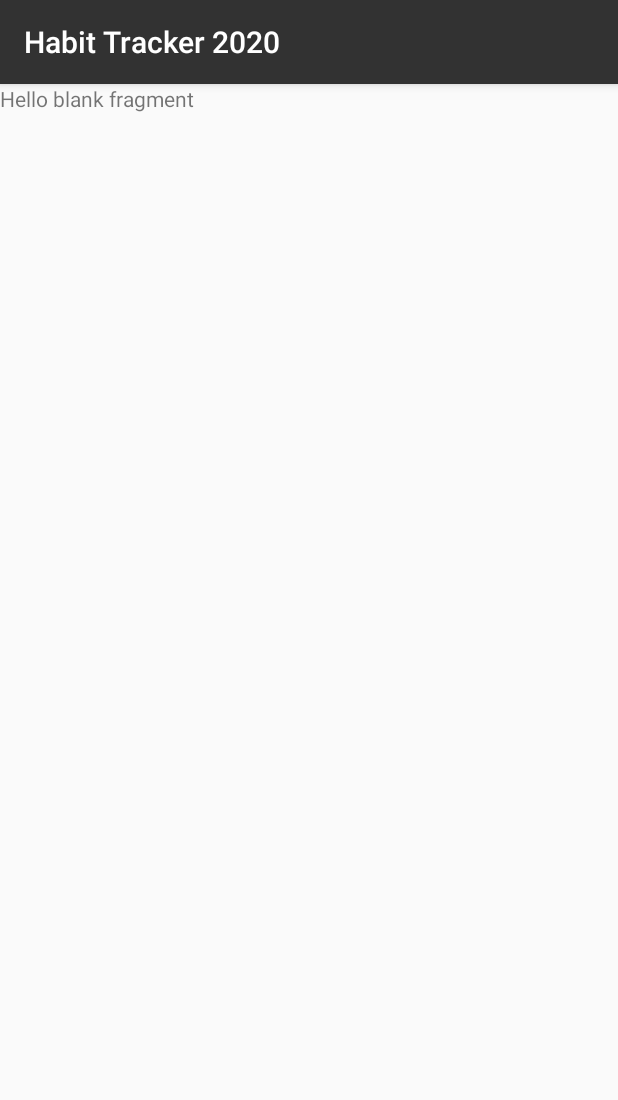
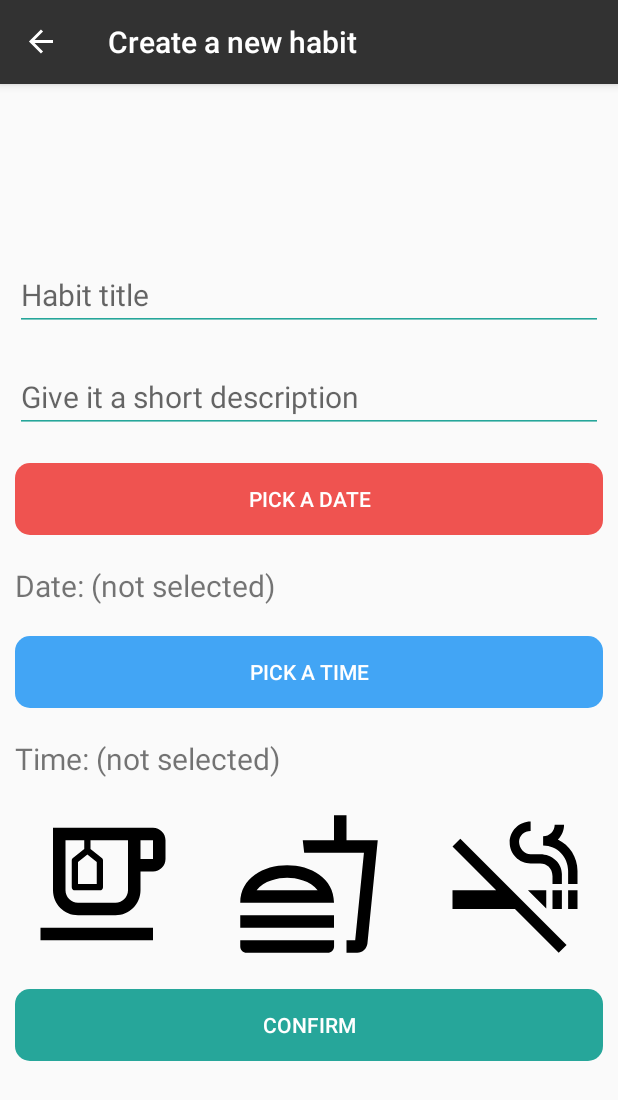
Before and after one commit to indently/Habit_Tracker_2020, an Android app: the CreateHabitItem screen opened through its navigation route, on a phone screen of 412 x 824 dp. Shown: the top 1100 px of the screen. Run offline under Robolectric (Android 15) with nearby library versions, the phone set to English and light mode, and no system bars; our stand-ins replace navigation-ui.

Commit message:
Created the layout for adding items to the list

```diff
--- a/app/src/main/java/com/federicocotogno/habittracker2020/data/models/Habit.kt
+++ b/app/src/main/java/com/federicocotogno/habittracker2020/data/models/Habit.kt
@@ -12,4 +12,6 @@ data class Habit(
     val id: Int,
     val habit_title: String,
     val habit_description: String,
-    val habit_startTime: String) : Parcelable
+    val habit_startTime: String,
+    val imageId: Int)
+: Parcelable
--- a/app/src/main/java/com/federicocotogno/habittracker2020/ui/MainActivity.kt
+++ b/app/src/main/java/com/federicocotogno/habittracker2020/ui/MainActivity.kt
@@ -2,11 +2,20 @@ package com.federicocotogno.habittracker2020.ui
 
 import androidx.appcompat.app.AppCompatActivity
 import android.os.Bundle
+import androidx.navigation.findNavController
+import androidx.navigation.ui.setupActionBarWithNavController
 import com.federicocotogno.habittracker2020.R
 
 class MainActivity : AppCompatActivity() {
     override fun onCreate(savedInstanceState: Bundle?) {
         super.onCreate(savedInstanceState)
         setContentView(R.layout.activity_main)
+
+        setupActionBarWithNavController(findNavController(R.id.navHostFragment))
+    }
+
+    override fun onSupportNavigateUp(): Boolean {
+        val navController = findNavController(R.id.navHostFragment)
+        return navController.navigateUp() || super.onSupportNavigateUp()
     }
 }
--- a/app/src/main/java/com/federicocotogno/habittracker2020/ui/fragments/createhabit/CreateHabitItem.kt
+++ b/app/src/main/java/com/federicocotogno/habittracker2020/ui/fragments/createhabit/CreateHabitItem.kt
@@ -1,10 +1,36 @@
  package com.federicocotogno.habittracker2020.ui.fragments.createhabit
 
+import android.os.Bundle
+import android.view.View
 import androidx.fragment.app.Fragment
 import com.federicocotogno.habittracker2020.R
+import kotlinx.android.synthetic.main.fragment_create_habit_item.*
 
-class CreateHabitItem : Fragment(R.layout.fragment_create_habit_item) {
+ class CreateHabitItem : Fragment(R.layout.fragment_create_habit_item) {
+
+    override fun onViewCreated(view: View, savedInstanceState: Bundle?) {
 
 
+        imageSelected()
+    }
+
+    private fun imageSelected(){
+
+        iv_fastFoodSelected.setOnClickListener{
+            iv_fastFoodSelected.isSelected = !iv_fastFoodSelected.isSelected
+
+        }
+
+        iv_smokingSelected.setOnClickListener{
+            iv_smokingSelected.isSelected = !iv_smokingSelected.isSelected
+
+        }
+
+        iv_teaSelected.setOnClickListener{
+            iv_teaSelected.isSelected = !iv_teaSelected.isSelected
+
+        }
+
+    }
 
 }
--- a/app/src/main/java/com/federicocotogno/habittracker2020/ui/fragments/habitlist/HabitListAdapter.kt
+++ b/app/src/main/java/com/federicocotogno/habittracker2020/ui/fragments/habitlist/HabitListAdapter.kt
@@ -7,6 +7,7 @@ import androidx.navigation.findNavController
 import androidx.recyclerview.widget.RecyclerView
 import com.federicocotogno.habittracker2020.R
 import com.federicocotogno.habittracker2020.data.models.Habit
+import kotlinx.android.synthetic.main.recycler_habit_item.view.*
 
 class HabitListAdapter : RecyclerView.Adapter<HabitListAdapter.MyViewHolder>() {
 
@@ -22,20 +23,22 @@ class HabitListAdapter : RecyclerView.Adapter<HabitListAdapter.MyViewHolder>() {
                 itemView.findNavController().navigate(action)
             }
         }
-
     }
-
 
     override fun onCreateViewHolder(parent: ViewGroup, viewType: Int): HabitListAdapter.MyViewHolder {
         return MyViewHolder(LayoutInflater.from(parent.context).inflate(R.layout.recycler_habit_item, parent,false))
     }
 
     override fun onBindViewHolder(holder: HabitListAdapter.MyViewHolder, position: Int) {
-        TODO("Not yet implemented")
+        val currentHabit = habitsList[position]
+        holder.itemView.iv_habit_icon.setImageResource(currentHabit.imageId)
+        holder.itemView.tv_item_description.text = currentHabit.habit_description
+        holder.itemView.tv_timeElapsed.text = "20 minutes" //todo update this with the real number
+        holder.itemView.tv_item_createdTimeStamp.text = "20/20/12 at 20:12" //todo replace with real number
     }
 
     override fun getItemCount(): Int {
-        TODO("Not yet implemented")
+        return habitsList.size
     }
 
 
--- /dev/null
+++ b/app/src/main/res/drawable/fastfood_selected.xml
@@ -0,0 +1,11 @@
+<?xml version="1.0" encoding="utf-8"?>
+<selector xmlns:android="http://schemas.android.com/apk/res/android">
+
+    <item android:drawable="@drawable/ic_outline_fastfood"
+        android:state_selected="false"/>
+
+    <item android:drawable="@drawable/ic_fastfood"
+        android:state_selected="true" />
+
+
+</selector>
--- /dev/null
+++ b/app/src/main/res/drawable/ic_fastfood.xml
@@ -0,0 +1,5 @@
+<vector android:height="24dp" android:tint="#FFA726"
+    android:viewportHeight="24" android:viewportWidth="24"
+    android:width="24dp" xmlns:android="http://schemas.android.com/apk/res/android">
+    <path android:fillColor="@android:color/white" android:pathData="M18.06,22.99h1.66c0.84,0 1.53,-0.64 1.63,-1.46L23,5.05h-5L18,1h-1.97v4.05h-4.97l0.3,2.34c1.71,0.47 3.31,1.32 4.27,2.26 1.44,1.42 2.43,2.89 2.43,5.29v8.05zM1,21.99L1,21h15.03v0.99c0,0.55 -0.45,1 -1.01,1L2.01,22.99c-0.56,0 -1.01,-0.45 -1.01,-1zM16.03,14.99c0,-8 -15.03,-8 -15.03,0h15.03zM1.02,17h15v2h-15z"/>
+</vector>
--- /dev/null
+++ b/app/src/main/res/drawable/ic_outline_fastfood.xml
@@ -0,0 +1,5 @@
+<vector android:height="24dp" android:tint="#000000"
+    android:viewportHeight="24" android:viewportWidth="24"
+    android:width="24dp" xmlns:android="http://schemas.android.com/apk/res/android">
+    <path android:fillColor="@android:color/white" android:pathData="M1,21.98c0,0.56 0.45,1.01 1.01,1.01H15c0.56,0 1.01,-0.45 1.01,-1.01V21H1v0.98zM8.5,8.99C4.75,8.99 1,11 1,15h15c0,-4 -3.75,-6.01 -7.5,-6.01zM3.62,13c1.11,-1.55 3.47,-2.01 4.88,-2.01s3.77,0.46 4.88,2.01H3.62zM1,17h15v2H1zM18,5V1h-2v4h-5l0.23,2h9.56l-1.4,14H18v2h1.72c0.84,0 1.53,-0.65 1.63,-1.47L23,5h-5z"/>
+</vector>
--- /dev/null
+++ b/app/src/main/res/drawable/ic_outline_tea.xml
@@ -0,0 +1,6 @@
+<vector android:height="24dp" android:tint="#000000"
+    android:viewportHeight="24" android:viewportWidth="24"
+    android:width="24dp" xmlns:android="http://schemas.android.com/apk/res/android">
+    <path android:fillColor="@android:color/white" android:pathData="M2,19h18v2h-18z"/>
+    <path android:fillColor="@android:color/white" android:pathData="M20,3H4v10c0,2.21 1.79,4 4,4h6c2.21,0 4,-1.79 4,-4v-3h2c1.11,0 2,-0.89 2,-2V5C22,3.89 21.11,3 20,3zM16,13c0,1.1 -0.9,2 -2,2H8c-1.1,0 -2,-0.9 -2,-2V5h3v1.4L7.19,7.85C7.07,7.94 7,8.09 7,8.24v4.26C7,12.78 7.22,13 7.5,13h4c0.28,0 0.5,-0.22 0.5,-0.5V8.24c0,-0.15 -0.07,-0.3 -0.19,-0.39L10,6.4V5h6V13zM9.5,7.28l1.5,1.2V12H8V8.48L9.5,7.28zM20,8h-2V5h2V8z"/>
+</vector>
--- /dev/null
+++ b/app/src/main/res/drawable/ic_smoking.xml
@@ -0,0 +1,5 @@
+<vector android:height="24dp" android:tint="#000000"
+    android:viewportHeight="24" android:viewportWidth="24"
+    android:width="24dp" xmlns:android="http://schemas.android.com/apk/res/android">
+    <path android:fillColor="@android:color/white" android:pathData="M2,6l6.99,7L2,13v3h9.99l7,7 1.26,-1.25 -17,-17zM20.5,13L22,13v3h-1.5zM18,13h1.5v3L18,16zM18.85,4.88c0.62,-0.61 1,-1.45 1,-2.38h-1.5c0,1.02 -0.83,1.85 -1.85,1.85v1.5c2.24,0 4,1.83 4,4.07L20.5,12L22,12L22,9.92c0,-2.23 -1.28,-4.15 -3.15,-5.04zM14.5,8.7h1.53c1.05,0 1.97,0.74 1.97,2.05L18,12h1.5v-1.59c0,-1.8 -1.6,-3.16 -3.47,-3.16L14.5,7.25c-1.02,0 -1.85,-0.98 -1.85,-2s0.83,-1.75 1.85,-1.75L14.5,2c-1.85,0 -3.35,1.5 -3.35,3.35s1.5,3.35 3.35,3.35zM17,15.93L17,13h-2.93z"/>
+</vector>
--- /dev/null
+++ b/app/src/main/res/drawable/ic_smoking2.xml
@@ -0,0 +1,5 @@
+<vector android:height="24dp" android:tint="#EF5350"
+    android:viewportHeight="24" android:viewportWidth="24"
+    android:width="24dp" xmlns:android="http://schemas.android.com/apk/res/android">
+    <path android:fillColor="@android:color/white" android:pathData="M2,6l6.99,7L2,13v3h9.99l7,7 1.26,-1.25 -17,-17zM20.5,13L22,13v3h-1.5zM18,13h1.5v3L18,16zM18.85,4.88c0.62,-0.61 1,-1.45 1,-2.38h-1.5c0,1.02 -0.83,1.85 -1.85,1.85v1.5c2.24,0 4,1.83 4,4.07L20.5,12L22,12L22,9.92c0,-2.23 -1.28,-4.15 -3.15,-5.04zM14.5,8.7h1.53c1.05,0 1.97,0.74 1.97,2.05L18,12h1.5v-1.59c0,-1.8 -1.6,-3.16 -3.47,-3.16L14.5,7.25c-1.02,0 -1.85,-0.98 -1.85,-2s0.83,-1.75 1.85,-1.75L14.5,2c-1.85,0 -3.35,1.5 -3.35,3.35s1.5,3.35 3.35,3.35zM17,15.93L17,13h-2.93z"/>
+</vector>
--- /dev/null
+++ b/app/src/main/res/drawable/ic_tea.xml
@@ -0,0 +1,6 @@
+<vector android:height="24dp" android:tint="#42A5F5"
+    android:viewportHeight="24" android:viewportWidth="24"
+    android:width="24dp" xmlns:android="http://schemas.android.com/apk/res/android">
+    <path android:fillColor="@android:color/white" android:pathData="M20,3H9v2.4l1.81,1.45C10.93,6.94 11,7.09 11,7.24v4.26c0,0.28 -0.22,0.5 -0.5,0.5h-4C6.22,12 6,11.78 6,11.5V7.24c0,-0.15 0.07,-0.3 0.19,-0.39L8,5.4V3H4v10c0,2.21 1.79,4 4,4h6c2.21,0 4,-1.79 4,-4v-3h2c1.11,0 2,-0.9 2,-2V5C22,3.89 21.11,3 20,3zM20,8h-2V5h2V8z"/>
+    <path android:fillColor="@android:color/white" android:pathData="M4,19h16v2h-16z"/>
+</vector>
--- /dev/null
+++ b/app/src/main/res/drawable/round_button.xml
@@ -0,0 +1,5 @@
+<?xml version="1.0" encoding="utf-8"?>
+<shape xmlns:android="http://schemas.android.com/apk/res/android">
+    <corners android:radius="10sp"/>
+
+</shape>
--- /dev/null
+++ b/app/src/main/res/drawable/smoking_selected.xml
@@ -0,0 +1,11 @@
+<?xml version="1.0" encoding="utf-8"?>
+<selector xmlns:android="http://schemas.android.com/apk/res/android">
+
+    <item android:drawable="@drawable/ic_smoking"
+        android:state_selected="false"/>
+
+    <item android:drawable="@drawable/ic_smoking2"
+        android:state_selected="true" />
+
+
+</selector>
--- /dev/null
+++ b/app/src/main/res/drawable/tea_selected.xml
@@ -0,0 +1,11 @@
+<?xml version="1.0" encoding="utf-8"?>
+<selector xmlns:android="http://schemas.android.com/apk/res/android">
+
+    <item android:drawable="@drawable/ic_outline_tea"
+        android:state_selected="false"/>
+
+    <item android:drawable="@drawable/ic_tea"
+        android:state_selected="true" />
+
+
+</selector>
--- a/app/src/main/res/layout/fragment_create_habit_item.xml
+++ b/app/src/main/res/layout/fragment_create_habit_item.xml
@@ -1,14 +1,130 @@
 <?xml version="1.0" encoding="utf-8"?>
-<FrameLayout xmlns:android="http://schemas.android.com/apk/res/android"
+<RelativeLayout xmlns:android="http://schemas.android.com/apk/res/android"
     xmlns:tools="http://schemas.android.com/tools"
     android:layout_width="match_parent"
     android:layout_height="match_parent"
     tools:context=".ui.fragments.createhabit.CreateHabitItem">
 
-    <!-- TODO: Update blank fragment layout -->
-    <TextView
+    <LinearLayout
+        android:id="@+id/ll_textviews"
         android:layout_width="match_parent"
         android:layout_height="match_parent"
-        android:text="@string/hello_blank_fragment" />
+        android:gravity="center"
+        android:orientation="vertical">
 
-</FrameLayout>
+        <EditText
+            android:inputType="text"
+            android:id="@+id/et_habitTitle"
+            android:layout_width="match_parent"
+            android:layout_height="wrap_content"
+            android:hint="Habit title"
+            android:layout_margin="10dp"
+            android:textSize="20sp"
+            android:textColor="@android:color/black"
+            android:backgroundTint="#26A69A" />
+
+        <EditText
+            android:inputType="textShortMessage"
+            android:id="@+id/et_habitDescription"
+            android:layout_width="match_parent"
+            android:layout_height="wrap_content"
+            android:hint="Give it a short description"
+            android:layout_margin="10dp"
+            android:textSize="20sp"
+            android:textColor="@android:color/black"
+            android:backgroundTint="#26A69A" />
+
+
+
+        <Button
+            android:id="@+id/btn_pickDate"
+            android:layout_width="match_parent"
+            android:layout_height="wrap_content"
+            android:layout_margin="10dp"
+            android:foreground="?android:attr/selectableItemBackground"
+            android:background="@drawable/round_button"
+            android:backgroundTint="#EF5350"
+            android:clickable="true"
+            android:focusable="true"
+            android:text="Pick a date"
+            android:textColor="@android:color/white" />
+
+        <TextView
+            android:id="@+id/tv_dateSelected"
+            android:layout_width="match_parent"
+            android:layout_height="wrap_content"
+            android:text="Date: (not selected)"
+            android:textSize="20sp"
+            android:layout_margin="10dp"/>
+        <Button
+            android:id="@+id/btn_pickTime"
+            android:layout_width="match_parent"
+            android:layout_height="wrap_content"
+            android:layout_margin="10dp"
+            android:foreground="?android:attr/selectableItemBackground"
+            android:background="@drawable/round_button"
+            android:backgroundTint="#42A5F5"
+            android:clickable="true"
+            android:focusable="true"
+            android:text="Pick a time"
+            android:textColor="@android:color/white" />
+
+        <TextView
+            android:id="@+id/tv_timeSelected"
+            android:layout_width="match_parent"
+            android:layout_height="wrap_content"
+            android:text="Time: (not selected)"
+            android:textSize="20sp"
+            android:layout_margin="10dp"/>
+
+        <LinearLayout
+            android:id="@+id/layout_tea_smoking_fastfood"
+            android:layout_width="match_parent"
+            android:layout_height="wrap_content"
+            android:orientation="horizontal">
+
+            <ImageView
+                android:id="@+id/iv_teaSelected"
+                android:layout_width="100dp"
+                android:layout_height="100dp"
+                android:layout_margin="10dp"
+                android:layout_weight="1"
+                android:src="@drawable/tea_selected" />
+
+            <ImageView
+                android:id="@+id/iv_fastFoodSelected"
+                android:layout_width="100dp"
+                android:layout_height="100dp"
+                android:layout_margin="10dp"
+                android:layout_weight="1"
+                android:src="@drawable/fastfood_selected" />
+
+            <ImageView
+                android:id="@+id/iv_smokingSelected"
+                android:layout_width="100dp"
+                android:layout_height="100dp"
+                android:layout_margin="10dp"
+                android:layout_weight="1"
+                android:src="@drawable/smoking_selected" />
+
+        </LinearLayout>
+
+        <Button
+            android:id="@+id/btn_confirm"
+            android:layout_width="match_parent"
+            android:layout_height="wrap_content"
+            android:layout_margin="10dp"
+            android:foreground="?android:attr/selectableItemBackground"
+            android:background="@drawable/round_button"
+            android:backgroundTint="#26A69A"
+            android:clickable="true"
+            android:focusable="true"
+            android:text="Confirm"
+            android:textColor="@android:color/white" />
+
+    </LinearLayout>
+
+
+
+
+</RelativeLayout>
--- a/app/src/main/res/layout/recycler_habit_item.xml
+++ b/app/src/main/res/layout/recycler_habit_item.xml
@@ -20,6 +20,7 @@
             android:orientation="horizontal">
 
             <ImageView
+                android:id="@+id/iv_habit_icon"
                 android:layout_width="wrap_content"
                 android:layout_height="wrap_content"
                 android:src="@drawable/ic_add"
```
